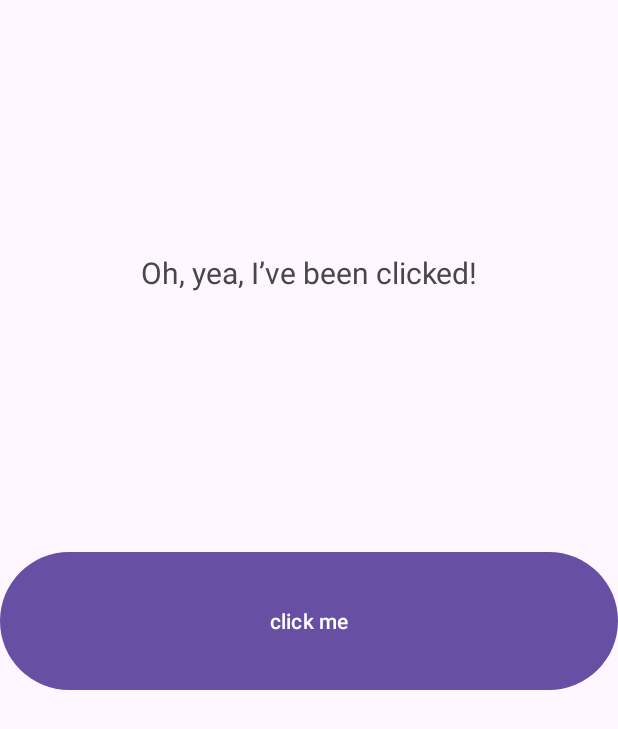
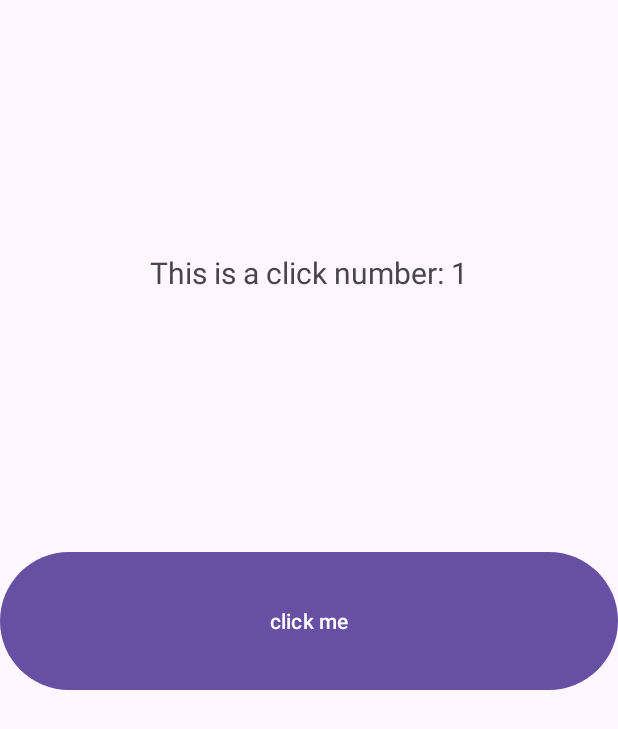
Before and after one commit to gedomazzo/TextVeiw, an Android app: the screen it shows after launch (MainActivity), after a tap on "click me", on a phone screen of 412 x 824 dp. Shown: the top 729 px of the screen. Run offline under Robolectric (Android 15) with nearby library versions, the phone set to English and light mode, and no system bars.

Commit message:
now its showing the number of clicks

```diff
--- a/app/src/main/java/com/example/textveiw/MainActivity.java
+++ b/app/src/main/java/com/example/textveiw/MainActivity.java
@@ -16,7 +16,7 @@ public class MainActivity extends AppCompatActivity {
 
     Button btn;
     TextView tv;
-
+    int counter = 0;
     @Override
     protected void onCreate(Bundle savedInstanceState) {
         super.onCreate(savedInstanceState);
@@ -28,8 +28,9 @@ public class MainActivity extends AppCompatActivity {
     public void OnPush(View view) {
         btn = findViewById(R.id.btn);
         tv = findViewById(R.id.tv);
+        counter ++;
+        tv.setText("This is a click number: " + counter);
 
-        tv.setText("Oh, yea, I’ve been clicked!");
 
 
 
```
